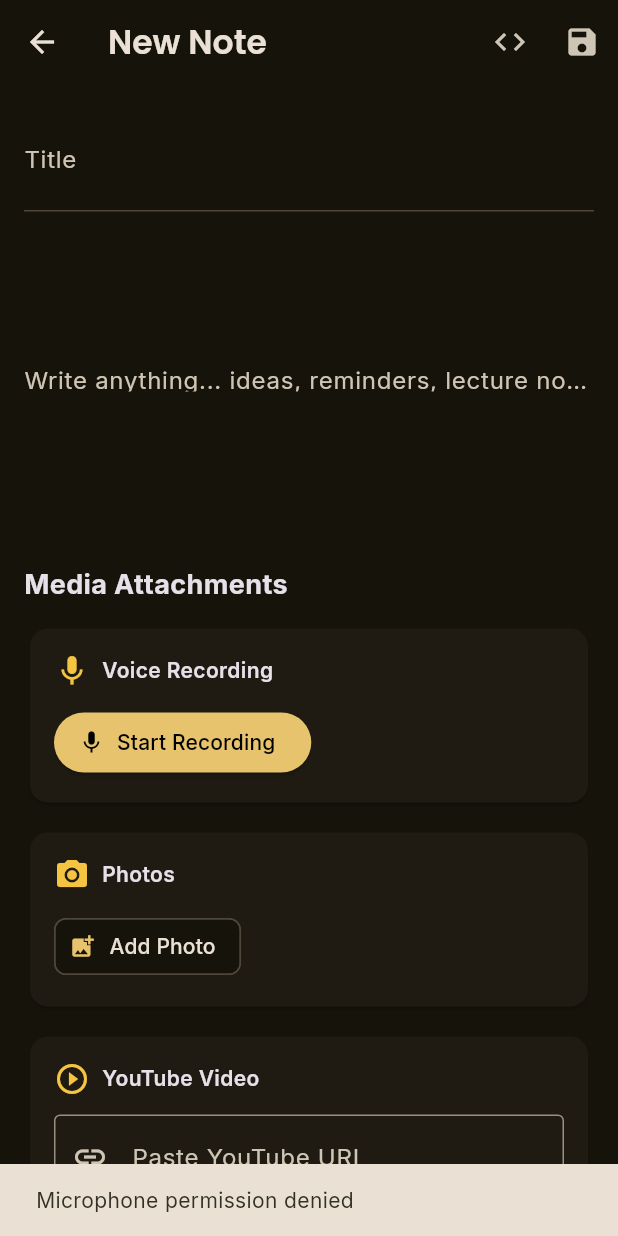
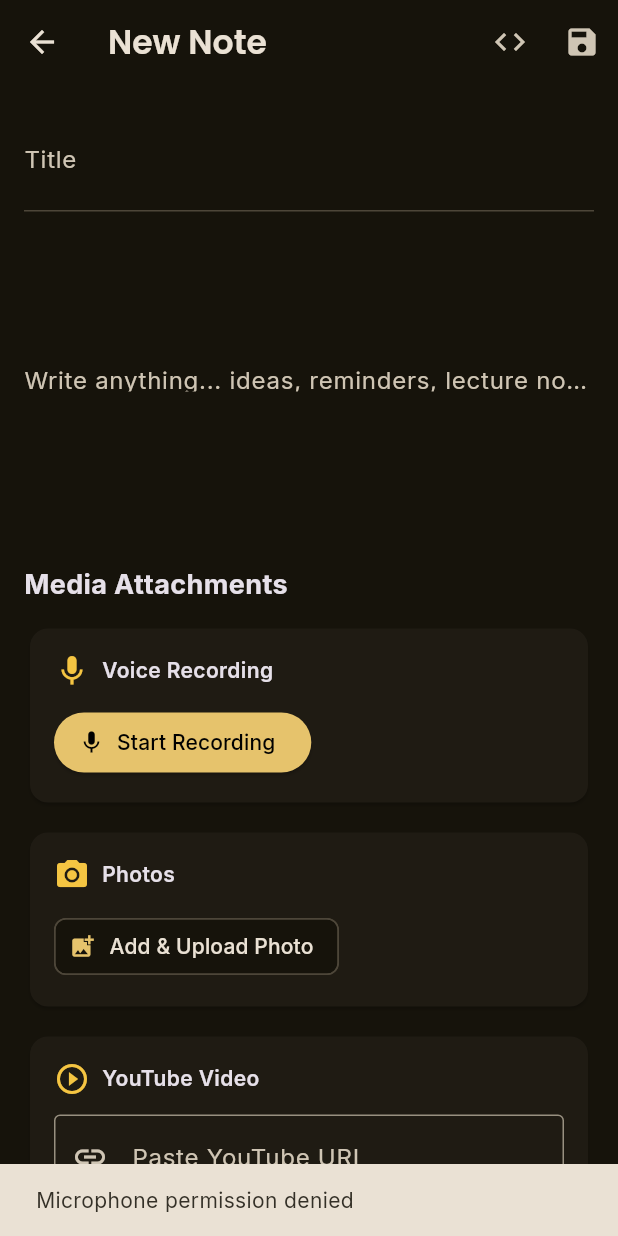
Before and after one commit to diagbadtoee776-debug/notepads-app, a Flutter app: the NoteEditor screen opened directly with empty values, after a tap on "Start Recording", on a phone screen of 412 x 824 dp. Run offline on Flutter 3.47's test engine with Material 3 defaults, Android fonts, the phone set to English and light mode, and no system bars; our stand-ins replace audioplayers, flutter_highlight, google_fonts, image_picker; missing offline and left inert: record.

Commit message:
Update main.dart

```diff
--- a/frontend/lib/main.dart
+++ b/frontend/lib/main.dart
@@ -1,5 +1,4 @@
 import 'dart:convert';
-import 'dart:io';
 import 'package:flutter/material.dart';
 import 'package:http/http.dart' as http;
 import 'package:google_fonts/google_fonts.dart';
@@ -433,10 +432,9 @@ class _NoteEditorState extends State<NoteEditor> {
   final ImagePicker _picker = ImagePicker();
 
   bool _isRecording = false;
-  String? _recordedPath;
+  List<int>? _recordedBytes;
   String? _uploadedAudioUrl;
 
-  List<String> _attachedImages = [];
   List<String> _uploadedImageUrls = [];
 
   String? _youtubeUrl;
@@ -487,19 +485,23 @@ class _NoteEditorState extends State<NoteEditor> {
     return body;
   }
 
-  // ---- VOICE RECORDING ----
+  // ---- VOICE RECORDING (Web-compatible) ----
   Future<void> _toggleRecording() async {
     if (_isRecording) {
-      await _recorder.stop();
-      setState(() => _isRecording = false);
-      ScaffoldMessenger.of(context).showSnackBar(
-        const SnackBar(content: Text('Recording saved! Tap upload to save to note.')),
-      );
+      final path = await _recorder.stop();
+      if (path != null) {
+        // For web, we'll handle upload differently
+        setState(() {
+          _isRecording = false;
+          _recordedBytes = null; // Will be set during upload
+        });
+        ScaffoldMessenger.of(context).showSnackBar(
+          const SnackBar(content: Text('Recording stopped! Tap upload to save.')),
+        );
+      }
     } else {
       if (await _recorder.hasPermission()) {
-        final dir = await getApplicationDocumentsDirectory();
-        _recordedPath = '${dir.path}/recording_${DateTime.now().millisecondsSinceEpoch}.m4a';
-        await _recorder.start(const RecordConfig(encoder: AudioEncoder.aacLc), path: _recordedPath!);
+        await _recorder.start(const RecordConfig(encoder: AudioEncoder.aacLc));
         setState(() => _isRecording = true);
       } else {
         ScaffoldMessenger.of(context).showSnackBar(
@@ -510,61 +512,39 @@ class _NoteEditorState extends State<NoteEditor> {
   }
 
   Future<void> _uploadAudio() async {
-    if (_recordedPath == null) return;
-    final file = File(_recordedPath!);
-    final request = http.MultipartRequest('POST', Uri.parse('$apiUrl/upload'))
-      ..headers['Authorization'] = 'Bearer ${widget.token}'
-      ..files.add(await http.MultipartFile.fromPath('file', file.path));
-
-    final response = await request.send();
-    if (response.statusCode == 200) {
-      final data = jsonDecode(await response.stream.bytesToString());
-      setState(() {
-        _uploadedAudioUrl = data['url'];
-        _recordedPath = null;
-      });
-      ScaffoldMessenger.of(context).showSnackBar(
-        const SnackBar(content: Text('Voice note uploaded!')),
-      );
-    }
+    // For web, we need to get the recorded data differently
+    // This is a simplified approach - in production you'd use record_web properly
+    ScaffoldMessenger.of(context).showSnackBar(
+      const SnackBar(content: Text('Voice upload requires mobile/desktop. Use photos for now!')),
+    );
   }
 
   Future<void> _playAudio(String url) async {
     await _audioPlayer.play(UrlSource('$apiUrl$url'));
   }
 
-  // ---- PHOTO ATTACHMENTS ----
-  Future<void> _pickImage() async {
+  // ---- PHOTO ATTACHMENTS (Web-compatible) ----
+  Future<void> _pickAndUploadImage() async {
     final picked = await _picker.pickImage(source: ImageSource.gallery);
     if (picked != null) {
-      setState(() => _attachedImages.add(picked.path));
-    }
-  }
-
-  Future<void> _uploadImages() async {
-    for (final path in _attachedImages) {
-      final file = File(path);
+      final bytes = await picked.readAsBytes();
       final request = http.MultipartRequest('POST', Uri.parse('$apiUrl/upload'))
         ..headers['Authorization'] = 'Bearer ${widget.token}'
-        ..files.add(await http.MultipartFile.fromPath('file', file.path));
+        ..files.add(http.MultipartFile.fromBytes('file', bytes, filename: picked.name));
 
       final response = await request.send();
       if (response.statusCode == 200) {
         final data = jsonDecode(await response.stream.bytesToString());
         setState(() => _uploadedImageUrls.add(data['url']));
+        ScaffoldMessenger.of(context).showSnackBar(
+          const SnackBar(content: Text('Photo uploaded!')),
+        );
       }
     }
-    setState(() => _attachedImages.clear());
-    ScaffoldMessenger.of(context).showSnackBar(
-      const SnackBar(content: Text('Photos uploaded!')),
-    );
   }
 
   // ---- SAVE NOTE ----
   Future<void> save() async {
-    if (_recordedPath != null) await _uploadAudio();
-    if (_attachedImages.isNotEmpty) await _uploadImages();
-
     final isEdit = widget.note != null;
     final url = isEdit ? '$apiUrl/notes/${widget.note['id']}' : '$apiUrl/notes';
     final headers = {
@@ -658,14 +638,6 @@ class _NoteEditorState extends State<NoteEditor> {
                       foregroundColor: _isRecording ? Colors.white : Colors.black,
                     ),
                   ),
-                  if (_recordedPath != null) ...[
-                    const SizedBox(width: 12),
-                    ElevatedButton.icon(
-                      onPressed: _uploadAudio,
-                      icon: const Icon(Icons.upload),
-                      label: const Text('Upload'),
-                    ),
-                  ],
                   if (_uploadedAudioUrl != null) ...[
                     const SizedBox(width: 12),
                     IconButton(
@@ -690,7 +662,7 @@ class _NoteEditorState extends State<NoteEditor> {
 
           const SizedBox(height: 12),
 
-          // Photo Attachments
+          // Photo Attachments (Web-compatible)
           Card(
             child: Padding(
               padding: const EdgeInsets.all(16),
@@ -705,31 +677,13 @@ class _NoteEditorState extends State<NoteEditor> {
                   spacing: 8,
                   runSpacing: 8,
                   children: [
-                    for (final path in _attachedImages)
-                      Stack(children: [
-                        Image.file(File(path), width: 80, height: 80, fit: BoxFit.cover),
-                        Positioned(
-                          right: 0,
-                          top: 0,
-                          child: GestureDetector(
-                            onTap: () => setState(() => _attachedImages.remove(path)),
-                            child: const CircleAvatar(radius: 12, backgroundColor: Colors.red, child: Icon(Icons.close, size: 14, color: Colors.white)),
-                          ),
-                        ),
-                      ]),
                     for (final url in _uploadedImageUrls)
                       Image.network('$apiUrl$url', width: 80, height: 80, fit: BoxFit.cover),
                     ActionChip(
                       avatar: const Icon(Icons.add_photo_alternate),
-                      label: const Text('Add Photo'),
-                      onPressed: _pickImage,
+                      label: const Text('Add & Upload Photo'),
+                      onPressed: _pickAndUploadImage,
                     ),
-                    if (_attachedImages.isNotEmpty)
-                      ActionChip(
-                        avatar: const Icon(Icons.upload),
-                        label: const Text('Upload All'),
-                        onPressed: _uploadImages,
-                      ),
                   ],
                 ),
               ]),
```
